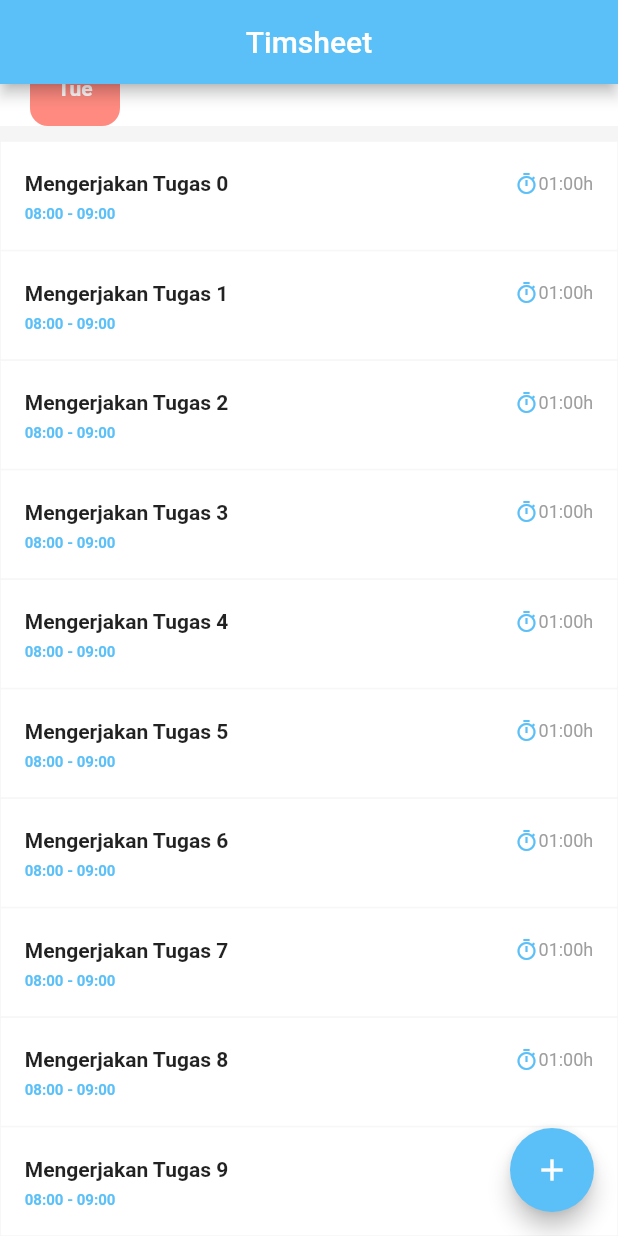
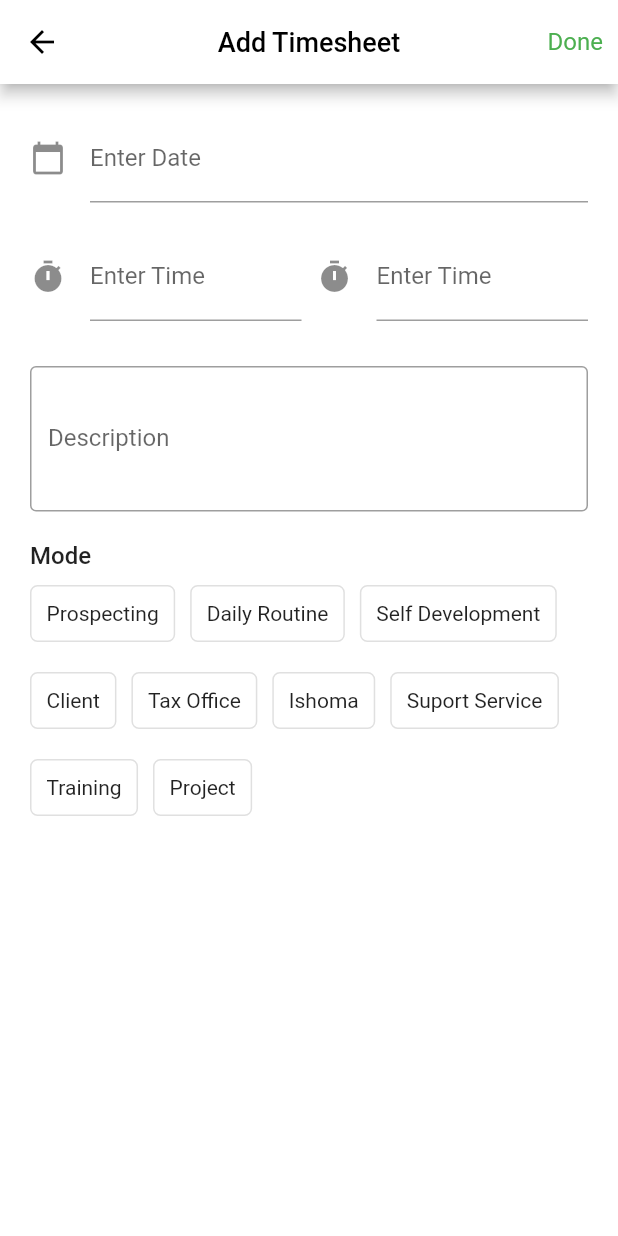
Before and after one commit to kwul0208/timsheet-mobile, a Flutter app: the screen it shows after launch, scrolled down 87 dp, after a tap on the "add" icon, on a phone screen of 412 x 824 dp. Run offline on Flutter 3.47's test engine with Material 2 defaults, Android fonts, the phone set to English and light mode, and no system bars; drawn by our look-alikes of calendar_timeline; our stand-ins replace date_picker_timeline.

Commit message:
addTimeheet view

```diff
--- a/lib/views/menu/Timsheet.dart
+++ b/lib/views/menu/Timsheet.dart
@@ -2,6 +2,7 @@ import 'package:calendar_timeline/calendar_timeline.dart';
 import 'package:flutter/material.dart';
 import 'package:timsheet_mobile/Config/Config.dart';
 import 'package:date_picker_timeline/date_picker_timeline.dart';
+import 'package:timsheet_mobile/views/pages/Timsheet/AddTimesheet.dart';
 
 class Timesheet extends StatefulWidget {
   const Timesheet({super.key});
@@ -91,7 +92,7 @@ class _TimesheetState extends State<Timesheet> {
         backgroundColor: Config().primary,
         child: Icon(Icons.add),
         onPressed: (){
-
+          Navigator.push(context, MaterialPageRoute(builder: (context) => addTimsheet()));
         },
       ),
     );
--- /dev/null
+++ b/lib/views/pages/Timsheet/AddTimesheet.dart
@@ -0,0 +1,252 @@
+import 'package:flutter/material.dart';
+import 'package:flutter/src/widgets/container.dart';
+import 'package:flutter/src/widgets/framework.dart';
+import 'package:timsheet_mobile/Config/Config.dart';
+import 'package:intl/intl.dart';
+
+class addTimsheet extends StatefulWidget {
+  const addTimsheet({super.key});
+
+  @override
+  State<addTimsheet> createState() => _addTimsheetState();
+}
+
+class _addTimsheetState extends State<addTimsheet> {
+
+  List options = [
+    {'title': 'Prospecting', 'isActive': false},
+    {'title': 'Daily Routine', 'isActive': false},
+    {'title': 'Self Development', 'isActive': false},
+    {'title': 'Client', 'isActive': false},
+    {'title': 'Tax Office', 'isActive': false},
+    {'title': 'Ishoma', 'isActive': false},
+    {'title': 'Suport Service', 'isActive': false},
+    {'title': 'Training', 'isActive': false},
+    {'title': 'Project', 'isActive': false},
+  ];
+
+  // form
+  TextEditingController dateinput = TextEditingController();
+  TextEditingController timeStart = TextEditingController();
+  TextEditingController timeEnd = TextEditingController();
+
+
+
+  @override
+  void initState(){
+    super.initState();
+  }
+
+
+  //MODE
+  changeState(item) {
+    // print(item);
+    setState(() {
+      item['isActive'] = !item['isActive'];
+    });
+
+    for (var op in options) {
+    if (op['title'] != item['title']) {
+        setState(() {
+          op['isActive'] = false;
+        });
+      }    }
+  }
+
+  customBoxDecoration(isActive) {
+    return BoxDecoration(
+      color: isActive ? Config().primary : Colors.white,
+      border: Border(
+        left: BorderSide(color: Colors.black12, width: 1.0),
+        bottom: BorderSide(color: Colors.black12, width: 1.0),
+        top: BorderSide(color: Colors.black12, width: 1.0),
+        right: BorderSide(color: Colors.black12, width: 1.0)),
+        borderRadius: const BorderRadius.all(
+        Radius.circular(5.0),
+      ),
+    );
+  }
+
+  @override
+  Widget build(BuildContext context) {
+    return Scaffold(
+      backgroundColor: Colors.white,
+      appBar: AppBar(
+        backgroundColor: Colors.white,
+        iconTheme: IconThemeData(color: Colors.black),
+        title: Text("Add Timesheet",
+            style: TextStyle(color: Colors.black, fontSize: 18)),
+        centerTitle: true,
+        actions: [
+          Padding(
+            padding: const EdgeInsets.only(right: 10),
+            child: Center(
+                child: Text(
+              "Done",
+              style: TextStyle(color: Colors.green, fontSize: 16),
+            )),
+          )
+        ],
+      ),
+      body: SingleChildScrollView(
+        child: Padding(
+          padding: const EdgeInsets.all(20.0),
+          child: Column(
+            crossAxisAlignment: CrossAxisAlignment.start,
+            children: [
+              TextField(
+                controller: dateinput, //editing controller of this TextField
+                decoration: InputDecoration(
+                    icon: Icon(Icons.calendar_today), //icon of text field
+                    labelText: "Enter Date" //label text of field
+                    ),
+                readOnly:
+                    true, //set it true, so that user will not able to edit text
+                onTap: () async {
+                  DateTime? pickedDate = await showDatePicker(
+                      context: context,
+                      initialDate: DateTime.now(),
+                      firstDate: DateTime(
+                          2022), //DateTime.now() - not to allow to choose before today.
+                      lastDate: DateTime(2024));
+
+                  if (pickedDate != null) {
+                    print(
+                        pickedDate); //pickedDate output format => 2021-03-10 00:00:00.000
+                    String formattedDate =
+                        DateFormat('yyyy-MM-dd').format(pickedDate);
+                    print(
+                        formattedDate); //formatted date output using intl package =>  2021-03-16
+                    //you can implement different kind of Date Format here according to your requirement
+
+                    setState(() {
+                       dateinput.text = formattedDate; //set output date to TextField value.
+                    });
+                  } else {
+                    print("Date is not selected");
+                  }
+                },
+              ),
+              SizedBox(height: 20,),
+              Row(
+                children: [
+                  Flexible(
+                      child: TextField(
+                    controller: timeStart, //editing controller of this TextField
+                    decoration: InputDecoration(
+                        icon: Icon(Icons.timer), //icon of text field
+                        labelText: "Enter Time" //label text of field
+                        ),
+                    readOnly:
+                        true, //set it true, so that user will not able to edit text
+                    onTap: () async {
+                      TimeOfDay? pickedTime = await showTimePicker(
+                        initialTime: TimeOfDay.now(),
+                        context: context,
+                      );
+
+                      if (pickedTime != null) {
+                        print(pickedTime.format(context)); //output 10:51 PM
+                        DateTime parsedTime = DateFormat.jm()
+                            .parse(pickedTime.format(context).toString());
+                        //converting to DateTime so that we can further format on different pattern.
+                        print(parsedTime); //output 1970-01-01 22:53:00.000
+                        String formattedTime =
+                            DateFormat('HH:mm:ss').format(parsedTime);
+                        print(formattedTime); //output 14:59:00
+                        //DateFormat() is from intl package, you can format the time on any pattern you need.
+
+                        setState(() {
+                          timeStart.text = formattedTime; //set the value of text field.
+                        });
+                      } else {
+                        print("Time is not selected");
+                      }
+                    },
+                  )),
+                  SizedBox(
+                    width: 10,
+                  ),
+                  Flexible(
+                      child: TextField(
+                    controller: timeEnd, //editing controller of this TextField
+                    decoration: InputDecoration(
+                        icon: Icon(Icons.timer), //icon of text field
+                        labelText: "Enter Time" //label text of field
+                        ),
+                    readOnly:
+                        true, //set it true, so that user will not able to edit text
+                    onTap: () async {
+                      TimeOfDay? pickedTime = await showTimePicker(
+                        initialTime: TimeOfDay.now(),
+                        context: context,
+                      );
+
+                      if (pickedTime != null) {
+                        print(pickedTime.format(context)); //output 10:51 PM
+                        DateTime parsedTime = DateFormat.jm()
+                            .parse(pickedTime.format(context).toString());
+                        //converting to DateTime so that we can further format on different pattern.
+                        print(parsedTime); //output 1970-01-01 22:53:00.000
+                        String formattedTime =
+                            DateFormat('HH:mm:ss').format(parsedTime);
+                        print(formattedTime); //output 14:59:00
+                        //DateFormat() is from intl package, you can format the time on any pattern you need.
+
+                        setState(() {
+                          timeEnd.text = formattedTime; //set the value of text field.
+                        });
+                      } else {
+                        print("Time is not selected");
+                      }
+                    },
+                  )),
+                ],
+              ),
+              SizedBox(height: 30,),
+              TextFormField(
+                decoration: InputDecoration(
+                  label: Text("Description"),
+                  border: OutlineInputBorder(
+                    borderSide: BorderSide(color: Config().line,)
+                  )
+                ),
+                maxLines: 3,
+              ),
+              SizedBox(height: 20,),
+              Text("Mode", style: TextStyle(fontWeight: FontWeight.w500, fontSize: 16),),
+              SizedBox(height: 10,),
+              Wrap(
+                spacing: 10.0,
+                runSpacing: 20.0,
+                children: options
+                .map((option) =>  Container(
+                // margin: EdgeInsets.all(5),
+                  decoration: customBoxDecoration(option['isActive']),
+                  child: InkWell(
+                    onTap: () {
+                      changeState(option);
+                    },
+                    child: Container(
+                      padding: const EdgeInsets.all(10),
+                      child: Text('${option['title']}',
+                      textAlign: TextAlign.center,
+                      style: TextStyle(
+                        fontWeight: FontWeight.normal,
+                        color: option['isActive']
+                        ? Colors.white
+                        : Colors.black87)
+                      )
+                    )
+                  )
+                )
+                ).toList()
+              )
+
+            ],
+          ),
+        ),
+      ),
+    );
+  }
+}
```
